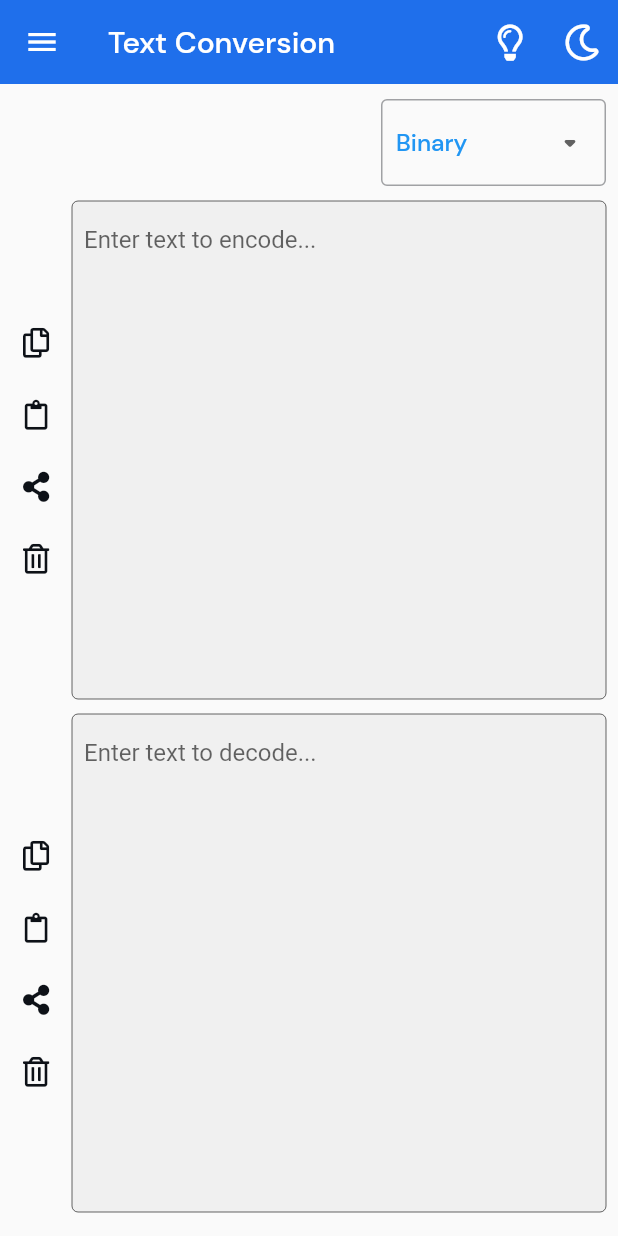
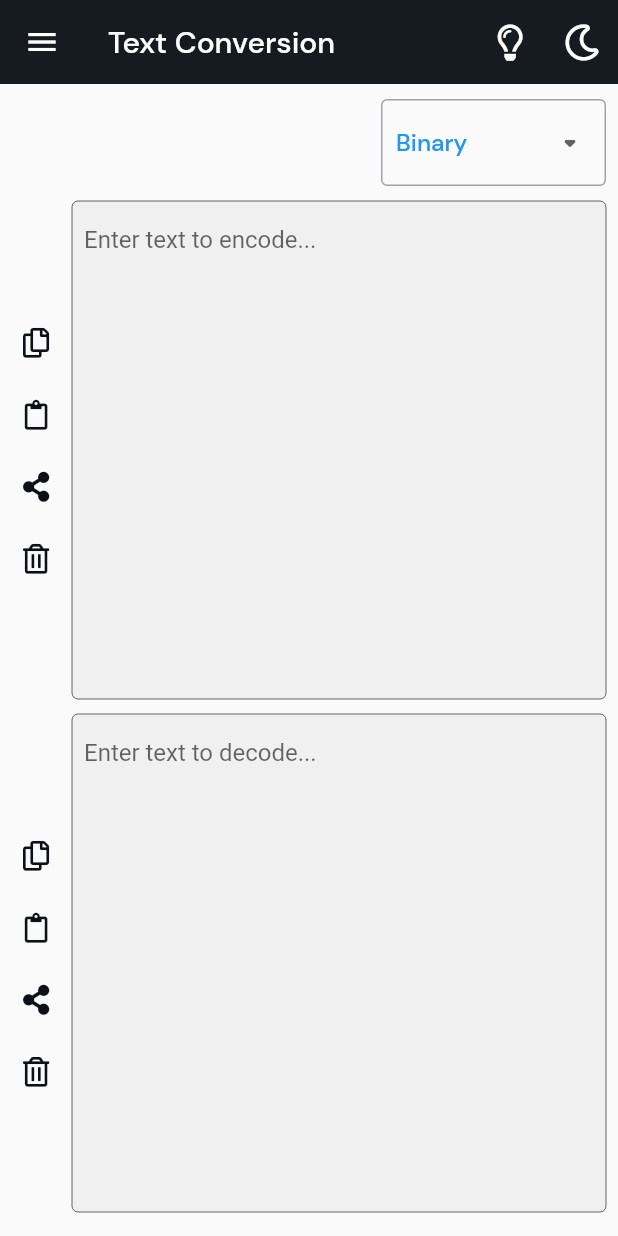
Before and after one commit to cmedamine/Ascii-Converter, a Flutter app: the screen it shows after launch, in the side drawer, after a tap on "Text conversion", on a phone screen of 412 x 824 dp. Run offline on Flutter 3.47's test engine with Material 2 defaults, Android fonts, the phone set to English and light mode, and no system bars; our stand-ins replace bloc, equatable, flutter_bloc, font_awesome_flutter, share and 1 more; missing offline and left inert: clipboard, dart:ffi, remove_emoji.

Commit message:
modified app theme

```diff
--- a/lib/core/theme/app_theme.dart
+++ b/lib/core/theme/app_theme.dart
@@ -38,9 +38,10 @@
     accentColor: dcodeDark200,
     primaryColor: dcodeDark200,
     buttonColor: dcodeBlue50,
+
     scaffoldBackgroundColor: dcodeDark100,
 
-    appBarTheme: AppBarTheme(elevation: 0.0),
+    appBarTheme: AppBarTheme(elevation: 0.0, backgroundColor: dcodeDark200),
     canvasColor: dcodeDark100,
     cardColor: dcodeDark50,
     textSelectionTheme: TextSelectionThemeData(
@@ -126,6 +127,7 @@
         color: Colors.white,
       ),
       elevation: 0.0,
+      backgroundColor: dcodeDark100
     ),
     canvasColor: Colors.white,
     cardColor: null,
```
Also changed, not shown: pubspec.lock, 2 other files.
